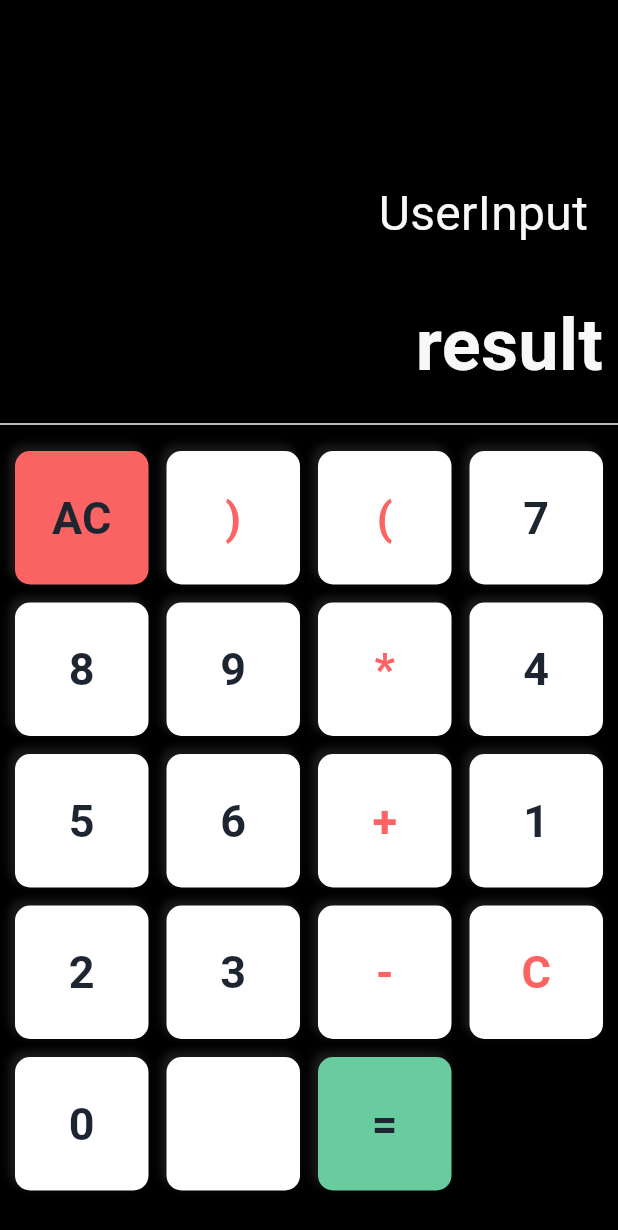
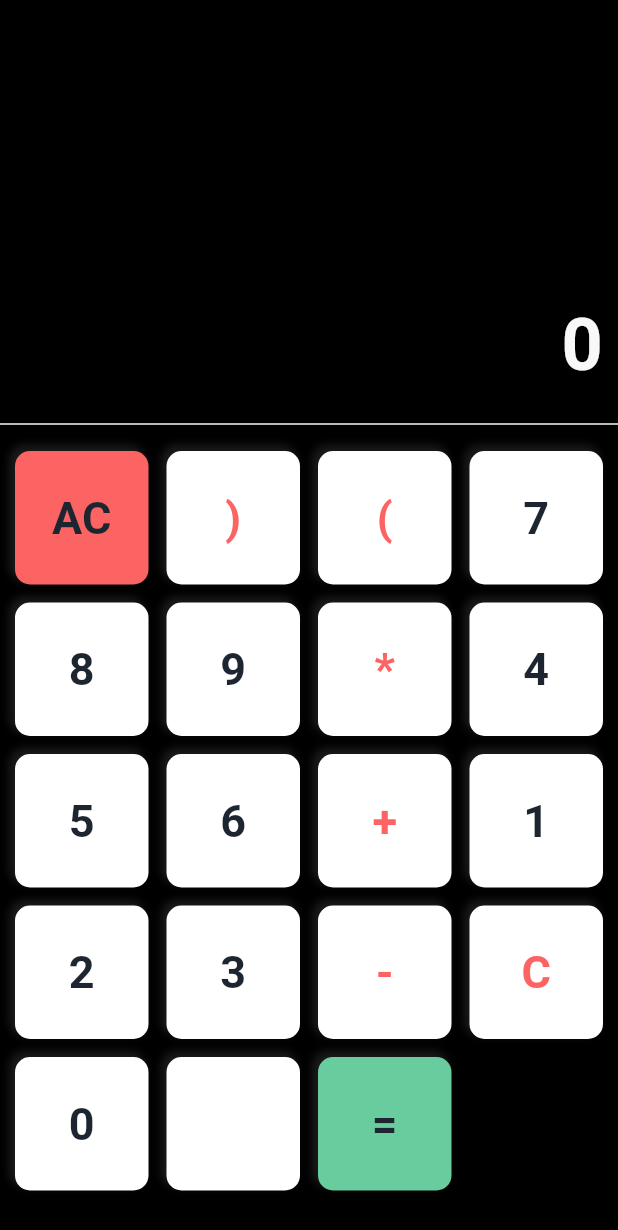
Before and after one commit to SachiniDeSilva/calc, a Flutter app: the screen it shows after launch, on a phone screen of 412 x 824 dp. Shown: the top 1230 px of the screen. Run offline on Flutter 3.47's test engine with Material 3 defaults, Android fonts, the phone set to English and light mode, and no system bars; our stand-ins replace math_expressions.

Commit message:
fix: fix errors in input

```diff
--- a/lib/calculator_screen.dart
+++ b/lib/calculator_screen.dart
@@ -1,8 +1,8 @@
 import 'package:flutter/material.dart';
-import 'package:math_expressions/math_expressions.dart'; // Importing necessary library.
+import 'package:math_expressions/math_expressions.dart';
 
 class Calculator extends StatefulWidget {
-  const Calculator({super.key});
+   const Calculator({super.key});
 
   @override
   State<Calculator> createState() => _CalculatorState();
@@ -48,8 +48,8 @@ class _CalculatorState extends State<Calculator> {
                 Container(
                   padding: const EdgeInsets.all(20),
                   alignment: Alignment.centerRight,
-                  child: const Text(
-                    "UserInput",
+                  child: Text(
+                    userInput,
                     style: TextStyle(
                       fontSize: 32,
                       color: Color.fromARGB(255, 248, 248, 248),
@@ -59,8 +59,8 @@ class _CalculatorState extends State<Calculator> {
                 Container(
                   padding: const EdgeInsets.all(10),
                   alignment: Alignment.centerRight,
-                  child: const Text(
-                    "result",
+                  child: Text(
+                    result,
                     style: TextStyle(
                       fontSize: 48,
                       color: Color.fromARGB(255, 248, 248, 248),
@@ -110,7 +110,7 @@ class _CalculatorState extends State<Calculator> {
               color: Colors.white.withOpacity(0.1),
               blurRadius: 4,
               spreadRadius: 0.5,
-              offset: Offset(-3, -3),
+              offset: const Offset(-3, -3),
             )
           ]
         ),
```
